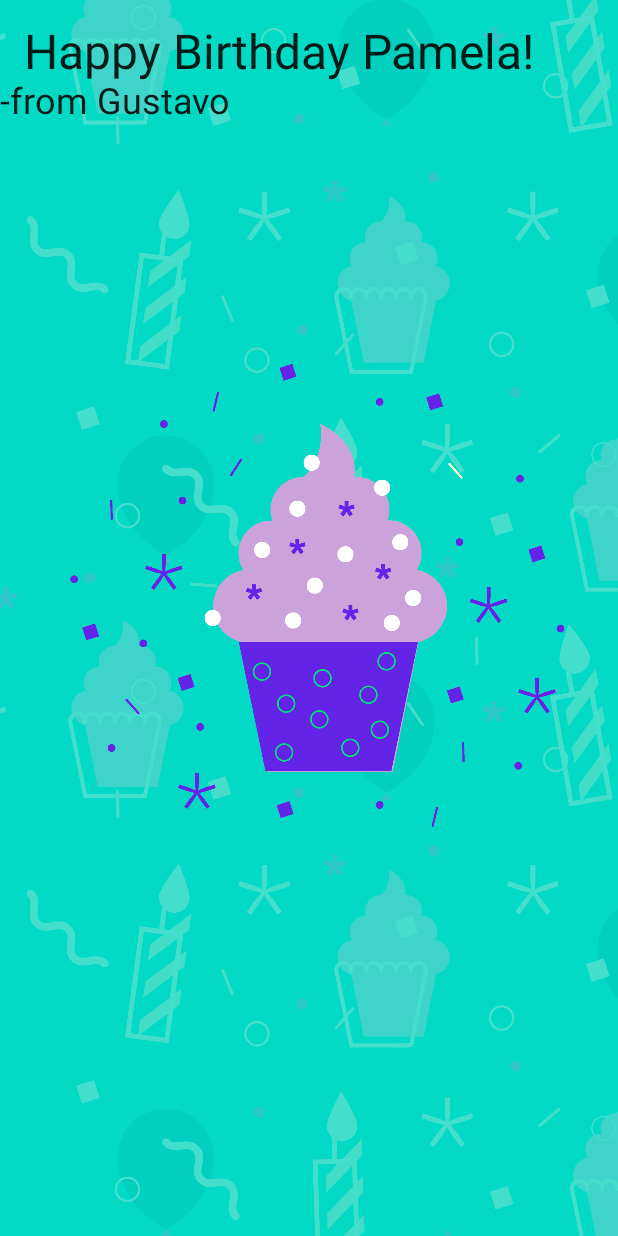
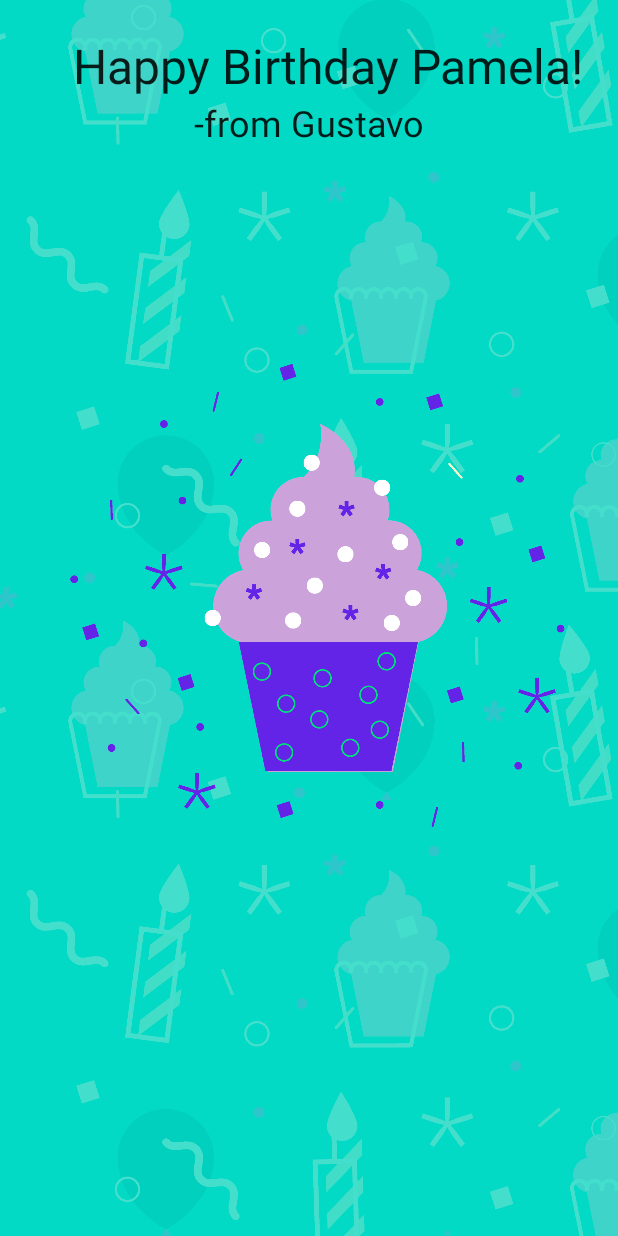
Before and after one commit to gkpiccoli/kotlin_birthday_app, an Android app built with Jetpack Compose: the screen it shows after launch (MainActivity), on a phone screen of 412 x 824 dp. Run offline under Robolectric (Android 15) with nearby library versions, the phone set to English and light mode, and no system bars.

Commit message:
final version

```diff
--- a/app/src/main/java/com/example/happybirthday/MainActivity.kt
+++ b/app/src/main/java/com/example/happybirthday/MainActivity.kt
@@ -28,7 +28,8 @@ class MainActivity : ComponentActivity() {
                     modifier = Modifier.fillMaxSize(),
                     color = MaterialTheme.colors.background
                 ) {
-                    BirthdayGreetingWithImage(message = getString(R.string.happy_birthday_text), from = "-from Gustavo")
+                    BirthdayGreetingWithImage(message = getString(R.string.happy_birthday_text), from = getString(
+                        R.string.signature_text))
                 }
             }
         }
@@ -40,10 +41,18 @@ fun BirthDayGreetingWithText(message: String, from: String){
         Text(text = message, fontSize = 32.sp,
             modifier = Modifier
                 .fillMaxWidth()
-                .wrapContentWidth(Alignment.Start)
-                .padding(start = 16.dp, top = 16.dp)
+                .wrapContentWidth(Alignment.CenterHorizontally)
+                .padding(start = 26.dp, top = 26.dp)
+
+                )
+
+        Text(text = from, fontSize = 24.sp,
+        modifier = Modifier
+            .fillMaxWidth()
+            .wrapContentWidth(Alignment.CenterHorizontally)
+            .padding(start = 26.dp, top = 5.dp, end = 26.dp)
         )
-        Text(text = from, fontSize = 24.sp)
+
     }
 }
 @Composable
--- a/app/src/main/res/values/strings.xml
+++ b/app/src/main/res/values/strings.xml
@@ -1,4 +1,5 @@
 <resources>
     <string name="app_name">Happy Birthday</string>
     <string name="happy_birthday_text">Happy Birthday Pamela!</string>
+    <string name="signature_text">-from Gustavo</string>
 </resources>
```
